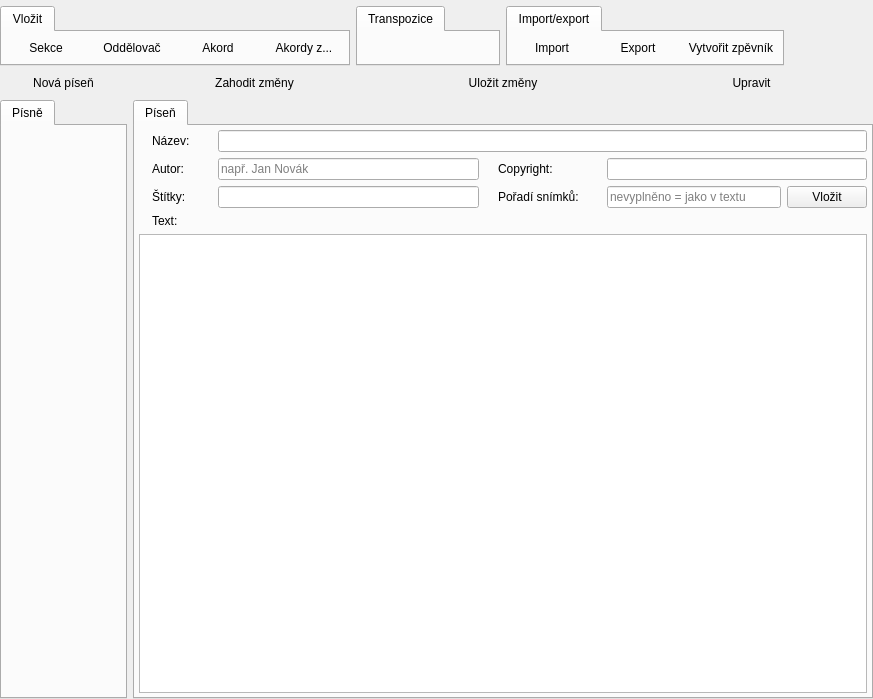
Qt form src/gui/mainwindow_songsmode.ui (CZDanol/StrawLumen) before a commit.
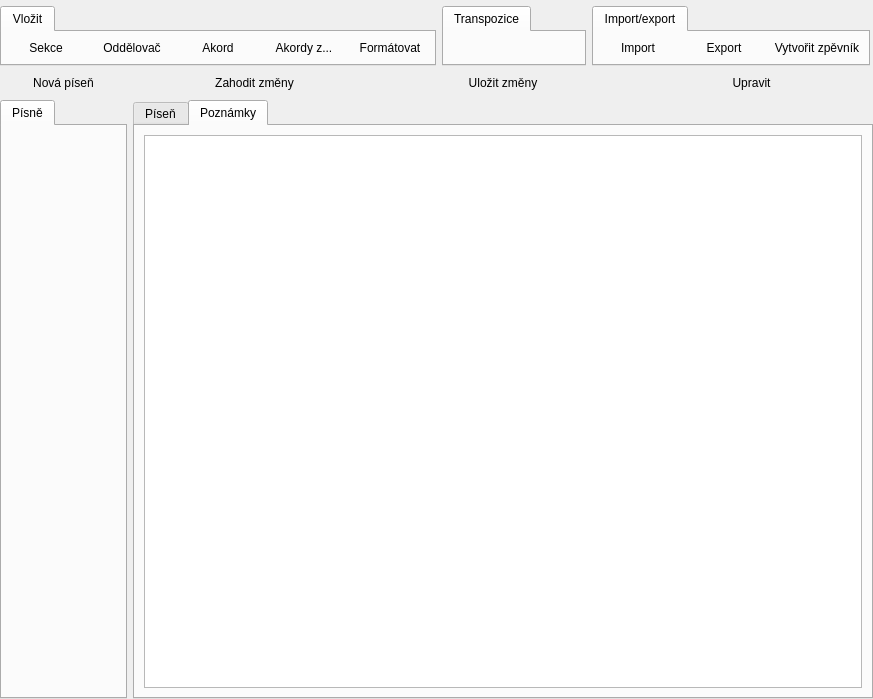
The same form after that commit. Icons and pictures are not drawn. Custom widgets are drawn as their Qt base class.

Commit message: Song notes, imrpove splitting algo

```diff
--- a/src/gui/mainwindow_songsmode.ui
+++ b/src/gui/mainwindow_songsmode.ui
@@ -144,6 +144,23 @@
             </property>
            </widget>
           </item>
+          <item>
+           <widget class="QPushButton" name="btnAutoFormat">
+            <property name="toolTip">
+             <string>Převede akordy do jednotného formátu, odstraní zbytečné mezery, apod.</string>
+            </property>
+            <property name="text">
+             <string>Formátovat</string>
+            </property>
+            <property name="icon">
+             <iconset resource="../../res/resources.qrc">
+              <normaloff>:/icons/16/Indent_16px.png</normaloff>:/icons/16/Indent_16px.png</iconset>
+            </property>
+            <property name="flat">
+             <bool>true</bool>
+            </property>
+           </widget>
+          </item>
          </layout>
         </widget>
        </widget>
@@ -489,6 +506,9 @@
          <property name="focusPolicy">
           <enum>Qt::NoFocus</enum>
          </property>
+         <property name="currentIndex">
+          <number>1</number>
+         </property>
          <widget class="QWidget" name="tabSong">
           <property name="quickEditStyle" stdset="0">
            <bool>true</bool>
@@ -684,6 +704,20 @@
            </item>
           </layout>
          </widget>
+         <widget class="QWidget" name="tab">
+          <attribute name="icon">
+           <iconset resource="../../res/resources.qrc">
+            <normaloff>:/icons/16/Note_16px.png</normaloff>:/icons/16/Note_16px.png</iconset>
+          </attribute>
+          <attribute name="title">
+           <string>Poznámky</string>
+          </attribute>
+          <layout class="QVBoxLayout" name="verticalLayout_4">
+           <item>
+            <widget class="QPlainTextEdit" name="teNotes"/>
+           </item>
+          </layout>
+         </widget>
         </widget>
        </item>
       </layout>
```
The commit also changes 24 other files.
